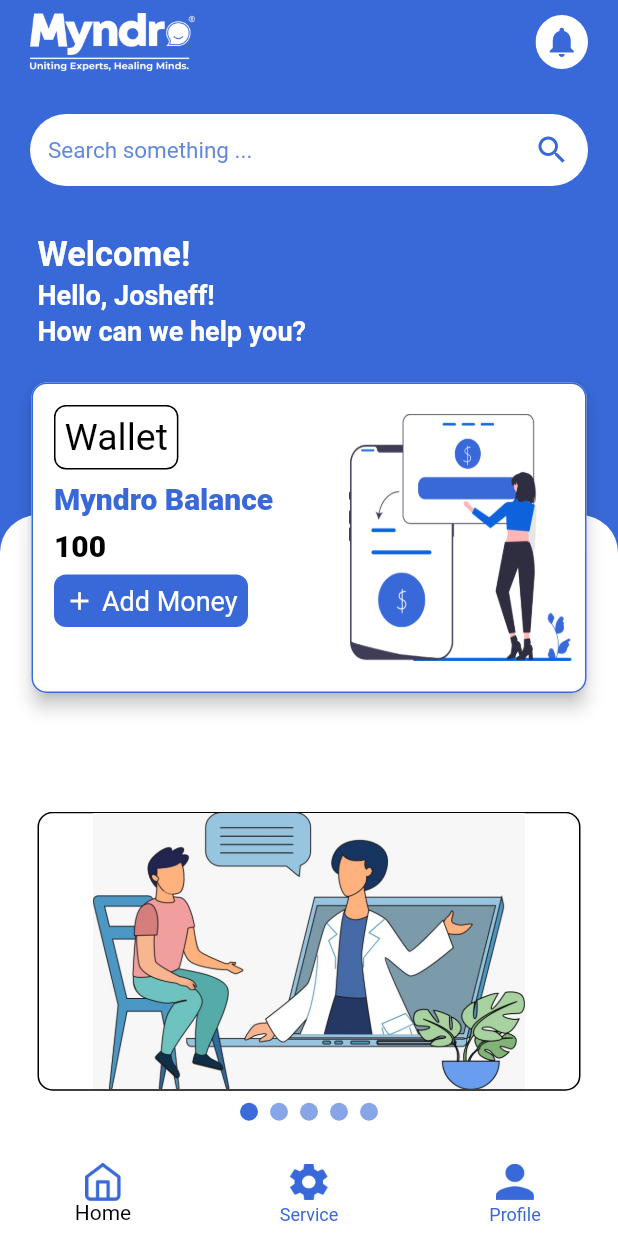
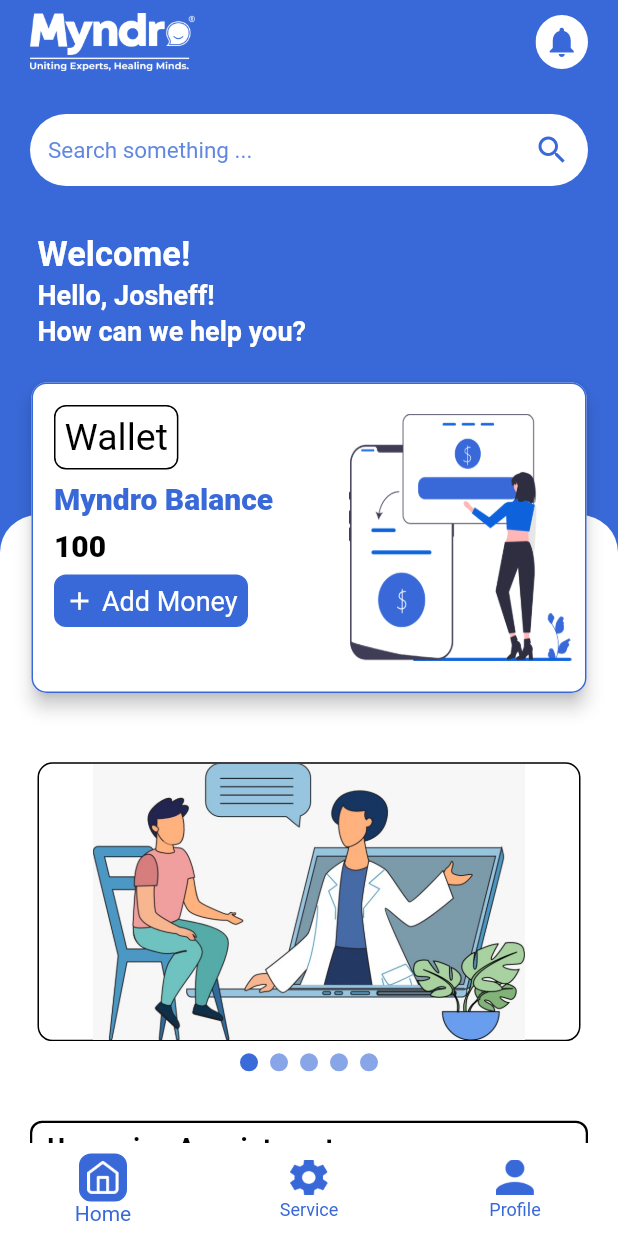
Before and after one commit to akshaykalola28/myndro, a Flutter app: the screen it shows after launch, on a phone screen of 412 x 824 dp. Run offline on Flutter 3.47's test engine with Material 2 defaults, Android fonts, the phone set to English and light mode, and no system bars; drawn by our look-alikes of carousel_slider; our stand-ins replace flutter_rating_bar, get, otp_text_field, toggle_switch; missing offline and left inert: angles; Roboto replaces fonts that are missing (Microsoft JhengHei).

Commit message:
navbar chnages

```diff
--- a/lib/screens/dashboard/dashboard.dart
+++ b/lib/screens/dashboard/dashboard.dart
@@ -1,4 +1,3 @@
-import 'package:flutter/cupertino.dart';
 import 'package:flutter/material.dart';
 import 'package:get/get.dart';
 import 'package:myndro/constant/constant.dart';
@@ -17,7 +16,7 @@
       return Scaffold(
         bottomNavigationBar: BottomNavigationBar(
           unselectedItemColor: ColorsConfig.colorBlue,
-          selectedItemColor: ColorsConfig.colorBlack,
+          selectedItemColor: ColorsConfig.colorBlue,
           onTap: controller.changeTabIndex,
           currentIndex: controller.tabIndex,
           showSelectedLabels: true,
@@ -54,8 +53,31 @@
 
   _bottomNavigationBarItem({String? icon, String? label}) {
     return BottomNavigationBarItem(
+      activeIcon: Container(
+        height: 32,
+        width: 32,
+        decoration: BoxDecoration(
+          color: ColorsConfig.colorBlue,
+          border: Border.all(
+            color: ColorsConfig.colorBlue,
+            style: BorderStyle.solid,
+            width: 1.0,
+          ),
+          borderRadius: BorderRadius.circular(8.0),
+        ),
+        child: Padding(
+          padding: const EdgeInsets.all(4.0),
+          child: Image.asset(
+            icon!,
+            height: 25,
+            width: 25,
+            color: ColorsConfig.colorWhite,
+            fit: BoxFit.contain,
+          ),
+        ),
+      ),
       icon: Image.asset(
-        icon!,
+        icon,
         height: 25,
         width: 25,
       ),
--- a/lib/screens/home/home_screen.dart
+++ b/lib/screens/home/home_screen.dart
@@ -413,7 +413,7 @@
                                     ],
                                   )),*/
                               SizedBox(
-                                height: Get.height * 0.24,
+                                height: Get.height * 0.2,
                               ),
                               Column(children: [
                                 CarouselSlider(
@@ -757,8 +757,8 @@
                                                         ColorsConfig.colorBlack,
                                                   ),
                                                 ),
-                                                const SizedBox(
-                                                  width: 50,
+                                                SizedBox(
+                                                  width: Get.width * 0.099,
                                                 ),
                                                 Text(
                                                   '4.9 Review',
@@ -784,13 +784,13 @@
                                                         ColorsConfig.colorBlack,
                                                   ),
                                                 ),
-                                                const SizedBox(
-                                                  width: 26,
+                                                SizedBox(
+                                                  width: Get.width * 0.04,
                                                 ),
                                                 RatingBar.builder(
                                                   itemSize: 22,
                                                   initialRating: 3,
-                                                  minRating: 1,
+                                                  minRating: 0,
                                                   direction: Axis.horizontal,
                                                   allowHalfRating: true,
                                                   itemCount: 5,
```
